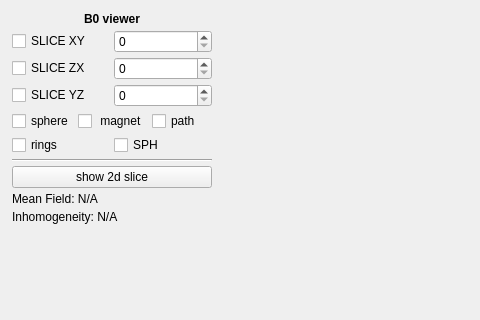
Qt form Software/COSI2/gui/field_viewer.ui (rst030/cosi-measure) before a commit; both pictures show x 0 to 480 and y 0 to 320 of the 1085 by 725 pixel window.
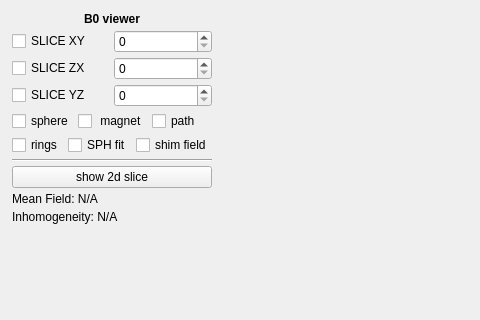
The same form after that commit.

```diff
--- a/Software/COSI2/gui/field_viewer.ui
+++ b/Software/COSI2/gui/field_viewer.ui
@@ -231,7 +231,14 @@
           <item>
            <widget class="QCheckBox" name="PlotSPHCheckBox">
             <property name="text">
-             <string>SPH</string>
+             <string>SPH fit</string>
+            </property>
+           </widget>
+          </item>
+          <item>
+           <widget class="QCheckBox" name="PlotShimFieldCheckBox">
+            <property name="text">
+             <string>shim field</string>
             </property>
            </widget>
           </item>
```
